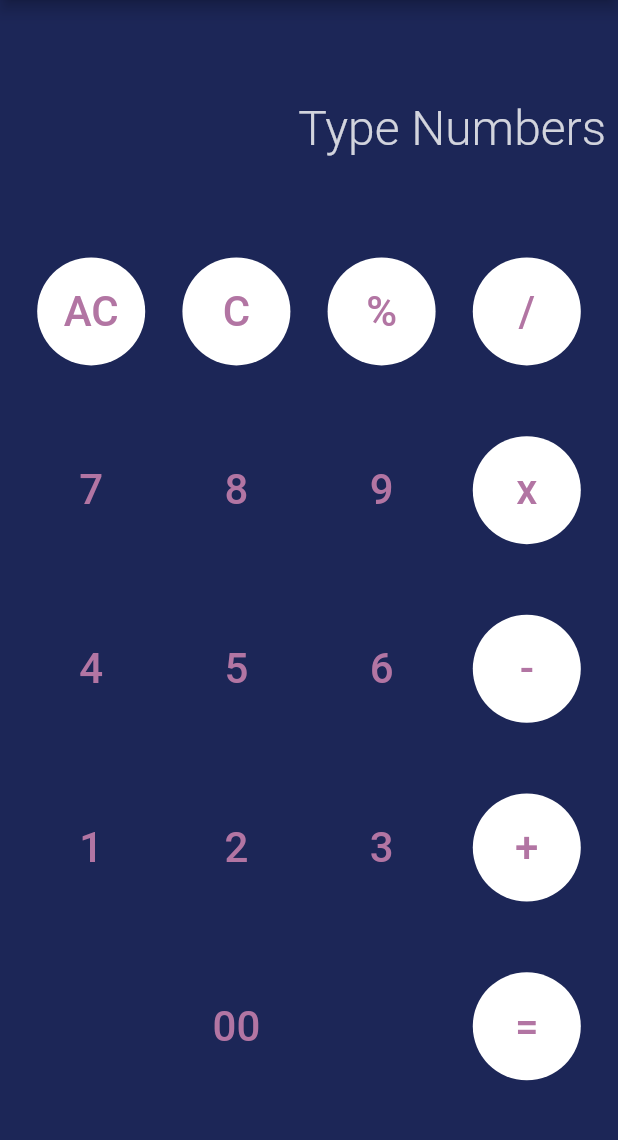
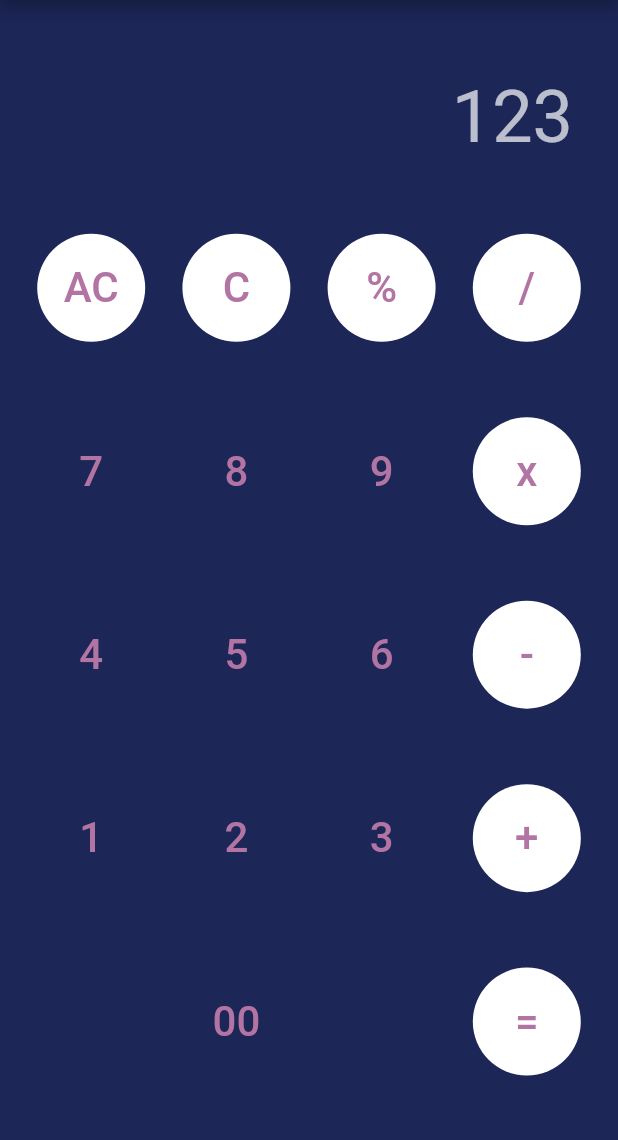
Before and after one commit to pife00/flutter_calculator, a Flutter app: the screen it shows after launch, on a phone screen of 412 x 824 dp, the part 85-1225 px from its top. Run offline on Flutter 3.47's test engine with Material 2 defaults, Android fonts, the phone set to English and light mode, and no system bars.

Commit message:
add una cosa

```diff
--- a/lib/screens/home.dart
+++ b/lib/screens/home.dart
@@ -3,7 +3,7 @@ import 'package:calculator/constant/constant.dart';
 import 'package:calculator/widgets/button.dart';
 
 class HomePage extends StatefulWidget {
-  const HomePage({ Key? key }) : super(key: key);
+  const HomePage({Key? key}) : super(key: key);
 
   @override
   _HomePageState createState() => _HomePageState();
@@ -14,7 +14,10 @@ class _HomePageState extends State<HomePage> {
   Widget build(BuildContext context) {
     return Scaffold(
       appBar: AppBar(
-       title: Text("My Calculator",textAlign: TextAlign.center,),
+        title: Text(
+          "My Calculator",
+          textAlign: TextAlign.center,
+        ),
         backgroundColor: Colors.transparent,
         centerTitle: true,
       ),
@@ -22,79 +25,71 @@ class _HomePageState extends State<HomePage> {
       body: Column(
         mainAxisAlignment: MainAxisAlignment.spaceEvenly,
         children: <Widget>[
-         Padding(
-           padding: EdgeInsets.all(8.0),
-           child: TextFormField(
-             textAlign: TextAlign.end,
-              style: TextStyle(
-               color: Colors.white,
-               fontSize: 32,
-               fontWeight: FontWeight.w300,
+          Container(
+            padding: EdgeInsets.only(right:30.0),
+
+              child: Text(
+            "123",
+            style: TextStyle(fontSize: 48, color: Colors.white70),
           ),
-             keyboardType: TextInputType.number,
-             decoration: InputDecoration(
-               border: InputBorder.none,
-               hintText: "Type Numbers",
-               hintStyle: TextStyle(
-                 fontWeight: FontWeight.w300,
-                 color: Colors.white.withOpacity(0.8)
-               )
+          alignment: Alignment(1,1),
           ),
-
-           ),
-         ),
-
           Row(
             mainAxisAlignment: MainAxisAlignment.spaceEvenly,
-             children:<Widget> [
-              Button(value:"AC",colorFill: 0xFFFFFFFF,),
-              Button(value:"C",colorFill: 0xFFFFFFFF),
-              Button(value:"%",colorFill: 0xFFFFFFFF),
-              Button(value:"/",colorFill: 0xFFFFFFFF),
-             ],
+            children: <Widget>[
+              Button(
+                value: "AC",
+                colorFill: 0xFFFFFFFF,
               ),
-
-           Row(
-             mainAxisAlignment: MainAxisAlignment.spaceEvenly,
-             children:<Widget> [
-              Button(value:"7",),
-              Button(value:"8"),
-              Button(value:"9"),
-              Button(value:"x",colorFill: 0xFFFFFFFF),
-             ],
-           ),
-
-
-Row(
-             mainAxisAlignment: MainAxisAlignment.spaceEvenly,
-             children:<Widget> [
-              Button(value:"4",),
-              Button(value:"5"),
-              Button(value:"6"),
-              Button(value:"-",colorFill: 0xFFFFFFFF),
-             ],
-           ),
-
-
-Row(
-             mainAxisAlignment: MainAxisAlignment.spaceEvenly,
-             children:<Widget> [
-              Button(value:"1",),
-              Button(value:"2"),
-              Button(value:"3"),
-              Button(value:"+",colorFill: 0xFFFFFFFF),
+              Button(value: "C", colorFill: 0xFFFFFFFF),
+              Button(value: "%", colorFill: 0xFFFFFFFF),
+              Button(value: "/", colorFill: 0xFFFFFFFF),
             ],
           ),
           Row(
             mainAxisAlignment: MainAxisAlignment.spaceEvenly,
-             children:<Widget> [
-              Button(value:""),
-              Button(value:"00",),
-              Button(value:""),
-              Button(value:"=",colorFill: 0xFFFFFFFF),
+            children: <Widget>[
+              Button(
+                value: "7",
+              ),
+              Button(value: "8"),
+              Button(value: "9"),
+              Button(value: "x", colorFill: 0xFFFFFFFF),
             ],
           ),
-
+          Row(
+            mainAxisAlignment: MainAxisAlignment.spaceEvenly,
+            children: <Widget>[
+              Button(
+                value: "4",
+              ),
+              Button(value: "5"),
+              Button(value: "6"),
+              Button(value: "-", colorFill: 0xFFFFFFFF),
+            ],
+          ),
+          Row(
+            mainAxisAlignment: MainAxisAlignment.spaceEvenly,
+            children: <Widget>[
+              Button(
+                value: "1",
+              ),
+              Button(value: "2"),
+              Button(value: "3"),
+              Button(value: "+", colorFill: 0xFFFFFFFF),
+            ],
+          ),
+          Row(
+            mainAxisAlignment: MainAxisAlignment.spaceEvenly,
+            children: <Widget>[
+              Button(value: ""),
+              Button(
+                value: "00",
+              ),
+              Button(value: ""),
+              Button(value: "=", colorFill: 0xFFFFFFFF),
+            ],
+          ),
         ],
       ),
     );
```
Lines whose indentation alone changed are shown as unchanged.
